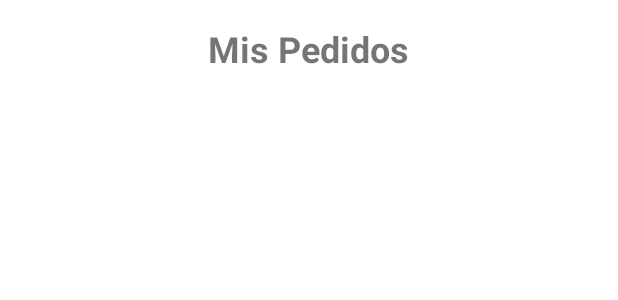
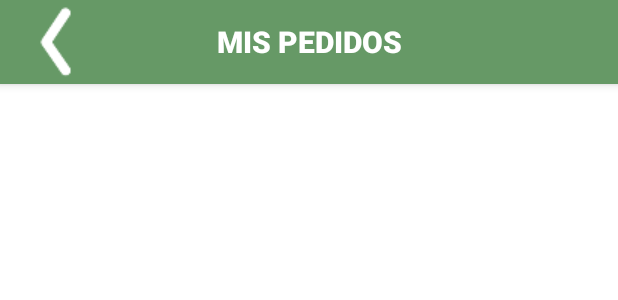
Before and after one commit to inspedralbes/transversal-tr1-2024-2025-android-dam_24_25_tr1g7_android, an Android app built with Jetpack Compose: the layout activity_mis_pedidos.xml on its own in the app's theme, with its tools: preview values and no code run, on a phone screen of 412 x 824 dp. Shown: the top 300 px of the screen. Run offline under Robolectric (Android 15) with nearby library versions, the phone set to English and light mode, and no system bars; network calls fail.

Commit message:
Commit Socket

```diff
--- a/app/src/main/java/com/example/projecte01/MisPedidosActivity.kt
+++ b/app/src/main/java/com/example/projecte01/MisPedidosActivity.kt
@@ -3,6 +3,7 @@ package com.example.projecte01
 import Order
 import android.os.Bundle
 import android.util.Log
+import android.widget.ImageButton
 import android.widget.Toast
 import androidx.appcompat.app.AppCompatActivity
 import androidx.recyclerview.widget.LinearLayoutManager
@@ -25,6 +26,11 @@ class MisPedidosActivity : AppCompatActivity() {
         super.onCreate(savedInstanceState)
         setContentView(R.layout.activity_mis_pedidos)
 
+        val botonAtras = findViewById<ImageButton>(R.id.botonAtras)
+        botonAtras.setOnClickListener {
+            finish()
+        }
+
         val recyclerView: RecyclerView = findViewById(R.id.recyclerViewPedidos)
         pedidosList = mutableListOf()
         pedidosAdapter = MisPedidosAdapter(pedidosList)
@@ -44,14 +50,10 @@ class MisPedidosActivity : AppCompatActivity() {
             val response = RetrofitClient.instance.getOrders()
             if (response.isSuccessful) {
                 pedidosList.clear()
-                response.body()?.let { pedidosList.addAll(it) }
-                runOnUiThread {
-                    pedidosAdapter.notifyDataSetChanged()
+                response.body()?.let {
+
                 }
-            } else {
-                runOnUiThread {
-                    Toast.makeText(this@MisPedidosActivity, "Error al cargar pedidos", Toast.LENGTH_SHORT).show()
-                }
+
             }
         }
     }
--- a/app/src/main/res/layout/activity_mis_pedidos.xml
+++ b/app/src/main/res/layout/activity_mis_pedidos.xml
@@ -1,26 +1,58 @@
 <LinearLayout
     xmlns:android="http://schemas.android.com/apk/res/android"
+    xmlns:app="http://schemas.android.com/apk/res-auto"
     android:layout_width="match_parent"
     android:layout_height="match_parent"
     android:orientation="vertical"
-    android:padding="16dp">
+    android:background="@color/white"
+    android:padding="0dp">
+
+    <androidx.appcompat.widget.Toolbar
+        android:id="@+id/toolbar"
+        android:layout_width="match_parent"
+        android:layout_height="wrap_content"
+        android:background="?attr/colorPrimary"
+        android:elevation="4dp">
+
+        <ImageButton
+            android:id="@+id/botonAtras"
+            android:layout_width="48dp"
+            android:layout_height="48dp"
+            android:background="?attr/selectableItemBackgroundBorderless"
+            android:contentDescription="@string/back"
+            android:src="@drawable/ic_back"
+            android:padding="8dp"
+            app:tint="@android:color/white"
+            android:layout_gravity="start|center_vertical"/>
+
+        <TextView
+            android:id="@+id/misPedidosTitle"
+            android:layout_width="wrap_content"
+            android:layout_height="wrap_content"
+            android:layout_gravity="center"
+            android:text="MIS PEDIDOS"
+            android:textSize="20sp"
+            android:textStyle="bold"
+            android:textColor="@android:color/white"
+            android:fontFamily="sans-serif-medium"/>
+    </androidx.appcompat.widget.Toolbar>
 
     <TextView
-        android:id="@+id/misPedidosTitle"
-        android:layout_width="wrap_content"
+        android:id="@+id/helperText"
+        android:layout_width="match_parent"
         android:layout_height="wrap_content"
-        android:text="Mis Pedidos"
-        android:textSize="24sp"
-        android:textStyle="bold"
-        android:layout_gravity="center_horizontal"
-        android:paddingBottom="16dp"/>
+        android:textSize="16sp"
+        android:padding="16dp"
+        android:gravity="center"
+        android:textColor="@android:color/darker_gray"/>
 
     <androidx.recyclerview.widget.RecyclerView
         android:id="@+id/recyclerViewPedidos"
         android:layout_width="match_parent"
-        android:layout_height="match_parent"
-        android:divider="@android:color/darker_gray"
-        android:dividerHeight="1dp"
-        android:paddingBottom="16dp" />
-
+        android:layout_height="0dp"
+        android:layout_weight="1"
+        android:padding="8dp"
+        android:clipToPadding="false"
+        android:scrollbars="vertical"
+        android:background="@android:color/white"/>
 </LinearLayout>
```
